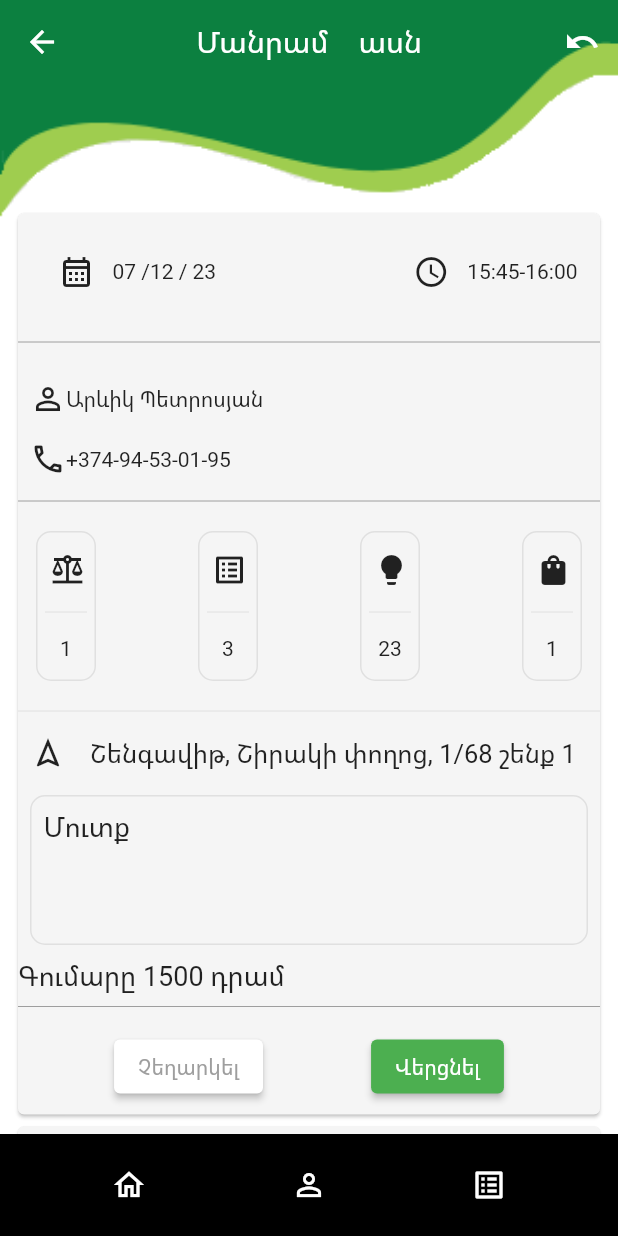
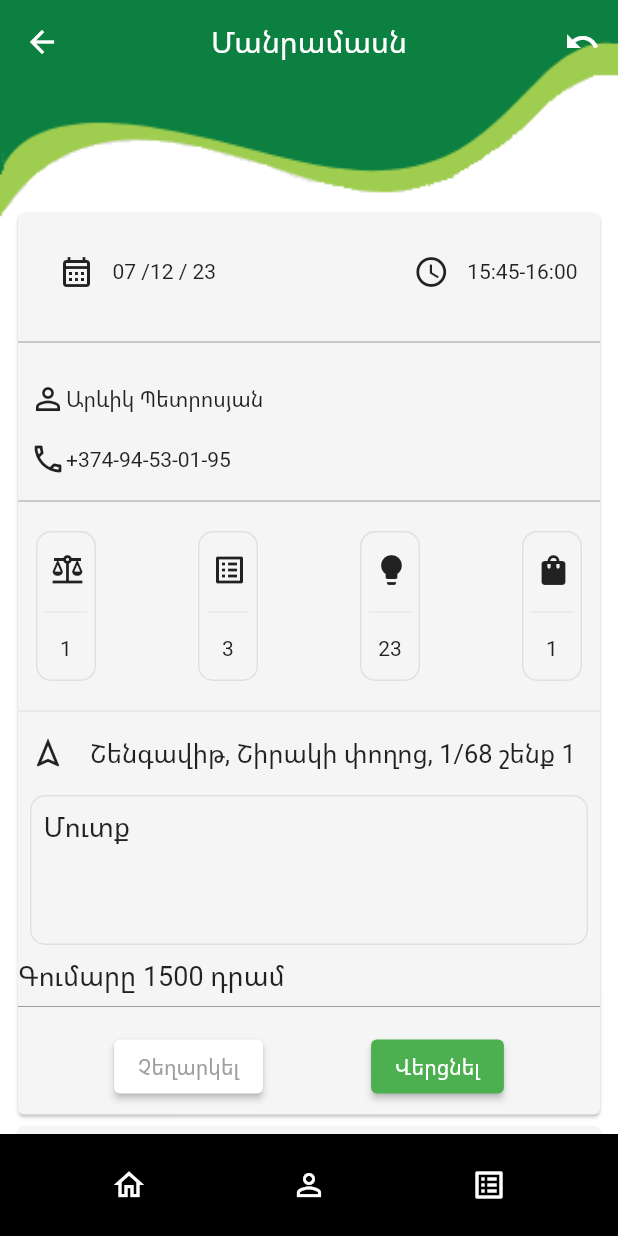
Before and after one commit to MartikH/smartapaga, a Flutter app: the MyDetailNotificationsCardsPage screen opened directly, on a phone screen of 412 x 824 dp. Run offline on Flutter 3.47's test engine with Material 2 defaults, Android fonts, the phone set to English and light mode, and no system bars; our stand-ins replace animated_text_kit, flutter_svg, image_picker, pin_code_fields, qr_flutter; missing offline and left inert: dart:js, qr_code_scanner.

Commit message:
commitTo0ccwo

```diff
--- a/myapp1/lib/mynotifications/myDetailNotofication.dart
+++ b/myapp1/lib/mynotifications/myDetailNotofication.dart
@@ -36,7 +36,7 @@ class _MyDetailNotificationsCardsPageState
       appBar: AppBar(
         centerTitle: true,
         title: Text(
-          'Մանրամ    ասն',
+          'Մանրամասն',
           style: TextStyle(color: Colors.white),
         ),
         actions: [
```
